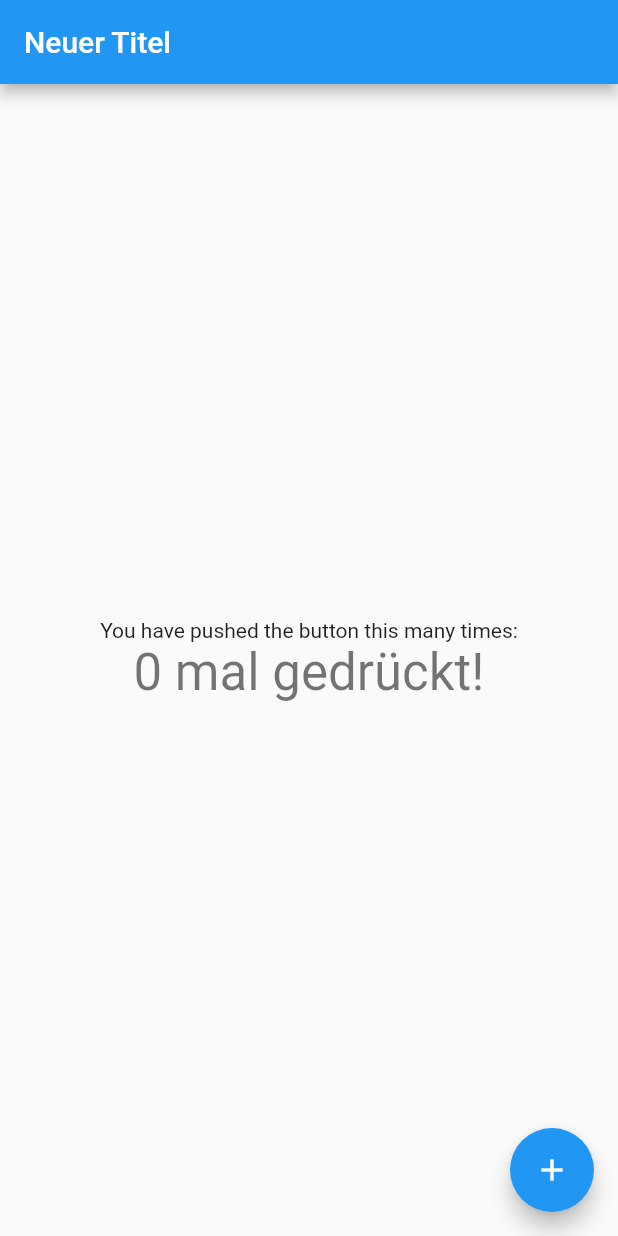
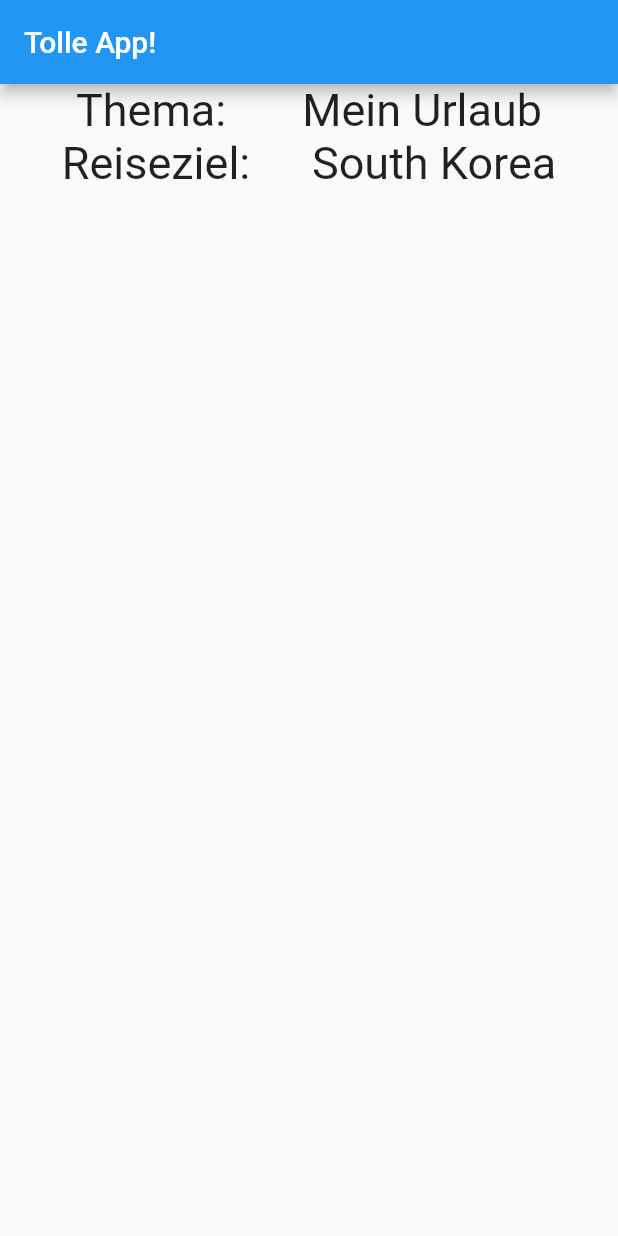
Before and after one commit to EGFrost/meine_erste_flutter_app, a Flutter app: the screen it shows after launch, on a phone screen of 412 x 824 dp. Run offline on Flutter 3.47's test engine with Material 2 defaults, Android fonts, the phone set to English and light mode, and no system bars.

```diff
--- a/lib/main.dart
+++ b/lib/main.dart
@@ -1,63 +1,61 @@
 import 'package:flutter/material.dart';
+//strg shift alt L !
 
-void main() => runApp(MyApp());
+void main() => runApp(MyApp()); // Startpunkt
 
 class MyApp extends StatelessWidget {
+  //Widget = UI Element
   @override
   Widget build(BuildContext context) {
     return MaterialApp(
-      title: 'Flutter Demo',
+      //Material ist eine Designart
+      title: 'Erste Seite',
       theme: ThemeData(
         primarySwatch: Colors.blue,
       ),
-      home: MyHomePage(title: 'Neuer Titel'),
+      home: ErsteSeite(),
     );
   }
 }
 
-class MyHomePage extends StatefulWidget {
-  MyHomePage({Key key, this.title}) : super(key: key);
-
-  final String title;
-
+class ErsteSeite extends StatefulWidget {
   @override
-  _MyHomePageState createState() => _MyHomePageState();
+  _ErsteSeiteState createState() => _ErsteSeiteState();
 }
 
-class _MyHomePageState extends State<MyHomePage> {
-  int _counter = 0;
-
-  void _incrementCounter() {
-    setState(() {
-      _counter++;
-    });
-  }
-
+class _ErsteSeiteState extends State<ErsteSeite> {
   @override
   Widget build(BuildContext context) {
     return Scaffold(
       appBar: AppBar(
-        title: Text(widget.title),
+        title: Text("Tolle App!"),
       ),
-      body: Center(
-        child: Column(
-          mainAxisAlignment: MainAxisAlignment.center,
-          children: <Widget>[
-            Text(
-              'You have pushed the button this many times:',
-            ),
-            Text(
-              '$_counter mal gedrückt!',
-              style: Theme.of(context).textTheme.display1,
-            ),
-          ],
+      body: Column(
+        children: <Widget>[
+          buildRow("Thema:", "Mein Urlaub"),
+          buildRow("Reiseziel:", "South Korea"),
+        ],
+      ),
+    );
+  }
+
+  Row buildRow(attribut, wert) {
+    return Row(
+      mainAxisAlignment: MainAxisAlignment.spaceEvenly,
+      children: <Widget>[
+        Text(
+          attribut,
+          style: TextStyle(
+            fontSize: 30,
+          ),
         ),
-      ),
-      floatingActionButton: FloatingActionButton(
-        onPressed: _incrementCounter,
-        tooltip: 'Increment',
-        child: Icon(Icons.add),
-      ), // This trailing comma makes auto-formatting nicer for build methods.
+        Text(
+          wert,
+          style: TextStyle(
+            fontSize: 30,
+          ),
+        ),
+      ],
     );
   }
 }
```
